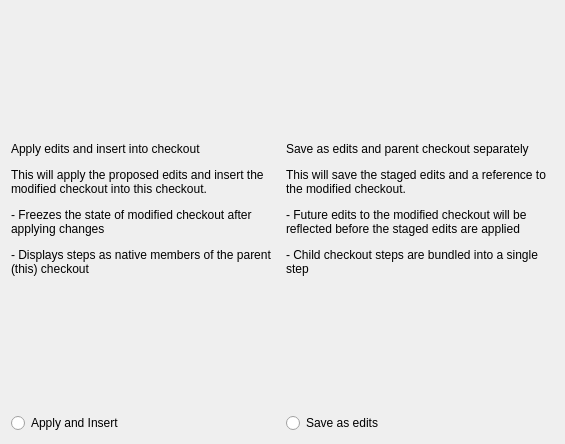
First picture: the form in atef/ui/apply_option_wizard_page.ui, repository pcdshub/atef, before the edit.
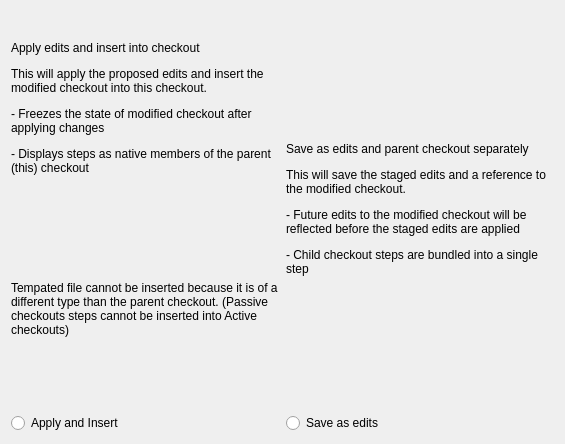
Second picture: the form after the edit.

Commit message: MNT: disable insert button if templating a passive checkout inside an active checkout

Patch:
```diff
--- a/atef/ui/apply_option_wizard_page.ui
+++ b/atef/ui/apply_option_wizard_page.ui
@@ -34,6 +34,16 @@
          </property>
         </widget>
        </item>
+       <item>
+        <widget class="QLabel" name="cannot_insert_label">
+         <property name="text">
+          <string>&lt;html&gt;&lt;head/&gt;&lt;body&gt;&lt;p&gt;Tempated file cannot be inserted because it is of a different type than the parent checkout. (Passive checkouts steps cannot be inserted into Active checkouts)&lt;/p&gt;&lt;/body&gt;&lt;/html&gt;</string>
+         </property>
+         <property name="wordWrap">
+          <bool>true</bool>
+         </property>
+        </widget>
+       </item>
        <item>
         <widget class="QRadioButton" name="insert_button">
          <property name="text">
```
The commit also changes 1 other file.
